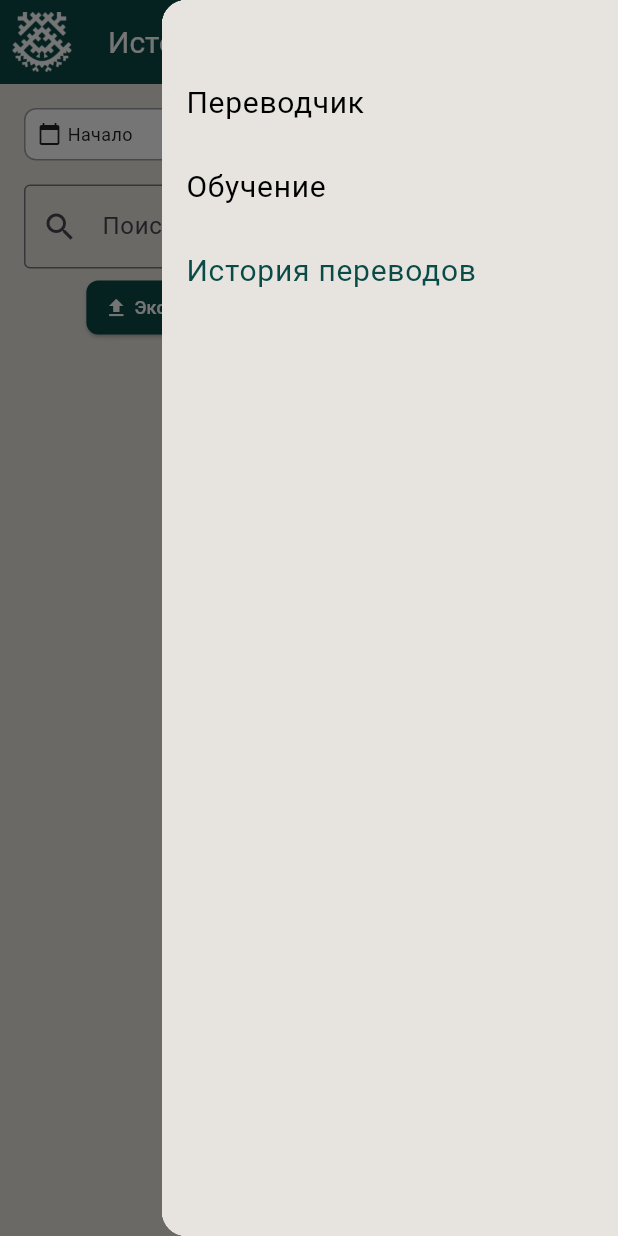
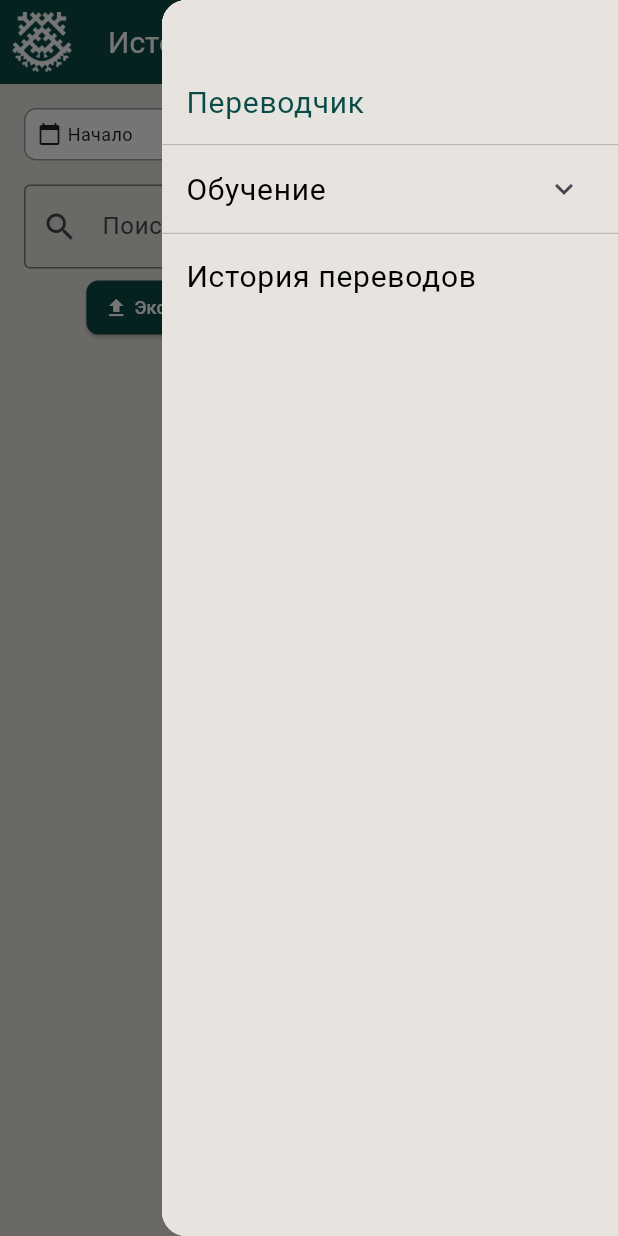
Before and after one commit to CatherineLine/MansiLearning, a Flutter app: the TranslationHistoryPage screen opened directly, with the side drawer open, on a phone screen of 412 x 824 dp. Run offline on Flutter 3.47's test engine with Material 3 defaults, Android fonts, the phone set to English and light mode, and no system bars; our stand-ins replace file_picker, flutter_tts, just_audio, sembast, share_plus, shared_preferences and 1 more; missing offline and left inert: audio_session; accounts and stored records are empty.

```diff
--- a/lib/models/translation_entities.dart
+++ b/lib/models/translation_entities.dart
@@ -20,14 +20,13 @@ class Translation {
   Map<String, dynamic> toMap() => {
     'id': id,
     'session_id': sessionId ?? 1,
-    'original_text': originalText,
-    'translated_text': translatedText,
-    'source_language': sourceLanguage,
-    'target_language': targetLanguage,
+    'source_text': originalText,
+    'target_text': translatedText,
+    'source_lang': sourceLanguage,
+    'target_lang': targetLanguage,
+    'is_favorite': isFavorite ? 1 : 0,
     'created_at': createdAt.toIso8601String(),
-    'is_favorite': isFavorite ? 1 : 0,
   };
-
   factory Translation.fromMap(Map<String, dynamic> map) => Translation(
     id: map['id'],
     sessionId: map['session_id'],
@@ -35,6 +34,7 @@ class Translation {
     translatedText: map['target_text'] ?? '',
     sourceLanguage: map['source_lang'] ?? 'ru',
     targetLanguage: map['target_lang'] ?? 'mansi',
+    createdAt: map['created_at'] != null ? DateTime.parse(map['created_at']) : DateTime.now(),
     isFavorite: map['is_favorite'] == 1,
   );
 }
--- a/lib/pages/module_levels_page.dart
+++ b/lib/pages/module_levels_page.dart
@@ -5,7 +5,6 @@ import 'theory_page.dart';
 import 'task_page.dart';
 import 'translate_page.dart';
 import 'main_menu_page.dart';
-import 'translation_history_page.dart';
 
 class ModuleLevelsPage extends StatefulWidget {
   final int moduleId;
--- a/lib/pages/riddle_page.dart
+++ b/lib/pages/riddle_page.dart
@@ -3,7 +3,6 @@ import 'package:flutter/material.dart';
 import '../services/app_database.dart';
 import 'translate_page.dart';
 import 'main_menu_page.dart';
-import 'translation_history_page.dart';
 
 class RiddlePage extends StatefulWidget {
   final int riddleIndex;
--- a/lib/pages/task_page.dart
+++ b/lib/pages/task_page.dart
@@ -6,7 +6,6 @@ import 'module_levels_page.dart';
 import 'riddle_page.dart';
 import 'translate_page.dart';
 import 'main_menu_page.dart';
-import 'translation_history_page.dart';
 import '../models/learning_entities.dart';
 
 class TaskPage extends StatefulWidget {
--- a/lib/pages/theory_page.dart
+++ b/lib/pages/theory_page.dart
@@ -4,7 +4,6 @@ import '../services/app_database.dart';
 import 'task_page.dart';
 import 'translate_page.dart';
 import 'main_menu_page.dart';
-import 'translation_history_page.dart';
 
 class TheoryPage extends StatefulWidget {
   final int moduleId;
--- a/lib/pages/translation_history_page.dart
+++ b/lib/pages/translation_history_page.dart
@@ -5,9 +5,8 @@ import 'package:flutter/foundation.dart';
 import 'package:intl/intl.dart';
 import 'package:file_picker/file_picker.dart';
 import '../services/app_database.dart';
+import '../widgets/app_drawer.dart';
 import '../widgets/custom_buttons.dart';
-import 'translate_page.dart';
-import 'main_menu_page.dart';
 
 class TranslationHistoryPage extends StatefulWidget {
   const TranslationHistoryPage({super.key});
@@ -179,21 +178,7 @@ class _TranslationHistoryPageState extends State<TranslationHistoryPage> {
           ),
         ],
       ),
-        endDrawer: Drawer(
-        child: Container(padding: const EdgeInsets.only(top: 40), decoration: const BoxDecoration(color: Color(0xFFE7E4DF)), child: ListView(padding: EdgeInsets.zero, children: [
-          ListTile(
-            title: const Text('Переводчик', style: TextStyle(fontSize: 20, color: Colors.black)), // ✅ Черный
-            onTap: () => Navigator.push(context, MaterialPageRoute(builder: (context) => const TranslatePage())),
-          ),
-          ListTile(
-            title: const Text('Обучение', style: TextStyle(fontSize: 20, color: Colors.black)), // ✅ Черный (был Color(0xFF0A4B47))
-            onTap: () => Navigator.push(context, MaterialPageRoute(builder: (context) => MainMenuPage())),
-          ),
-          ListTile(
-            title: const Text('История переводов', style: TextStyle(fontSize: 20, color: Color(0xFF0A4B47))), // ✅ Зеленый
-            onTap: () {},
-          ),])),
-      ),
+        endDrawer: const AppDrawer(activeSection: AppDrawerSection.translator),
     );
   }
 }
--- /dev/null
+++ b/lib/widgets/app_drawer.dart
@@ -0,0 +1,94 @@
+// lib/widgets/app_drawer.dart
+import 'package:flutter/material.dart';
+import '../models/learning_entities.dart';
+import '../pages/module_levels_page.dart';
+import '../pages/translate_page.dart';
+import '../pages/translation_history_page.dart';
+import '../services/app_database.dart';
+
+enum AppDrawerSection { translator, learning, history }
+
+class AppDrawer extends StatelessWidget {
+  final AppDrawerSection activeSection;
+  final VoidCallback? onLearningExpanded;
+
+  const AppDrawer({
+    super.key,
+    required this.activeSection,
+    this.onLearningExpanded,
+  });
+
+  Color _getColorForSection(AppDrawerSection section) {
+    return section == activeSection ? const Color(0xFF0A4B47) : Colors.black;
+  }
+
+  @override
+  Widget build(BuildContext context) {
+    return Drawer(
+      child: Container(
+        padding: const EdgeInsets.only(top: 40),
+        decoration: const BoxDecoration(color: Color(0xFFE7E4DF)),
+        child: ListView(
+          padding: EdgeInsets.zero,
+          children: [
+            // Переводчик
+            ListTile(
+              title: Text('Переводчик', style: TextStyle(fontSize: 20, color: _getColorForSection(AppDrawerSection.translator))),
+              onTap: () {
+                Navigator.pop(context);
+                Navigator.push(context, MaterialPageRoute(builder: (context) => const TranslatePage()));
+              },
+            ),
+            const Divider(height: 1, thickness: 0.5, color: Colors.grey),
+
+            // Обучение (с раскрытием модулей)
+            ExpansionTile(
+              title: Text('Обучение', style: TextStyle(fontSize: 20, color: _getColorForSection(AppDrawerSection.learning))),
+              iconColor: _getColorForSection(AppDrawerSection.learning),
+              textColor: _getColorForSection(AppDrawerSection.learning),
+              onExpansionChanged: (expanded) {
+                if (expanded && onLearningExpanded != null) onLearningExpanded!();
+              },
+              children: [
+                FutureBuilder<List<Module>>(
+                  future: AppDatabase.instance.getModules(),
+                  builder: (context, snapshot) {
+                    if (snapshot.connectionState == ConnectionState.waiting) {
+                      return const ListTile(title: Center(child: CircularProgressIndicator()));
+                    }
+                    if (snapshot.hasError) {
+                      return ListTile(title: Text('Ошибка: ${snapshot.error}', style: const TextStyle(color: Colors.red)));
+                    }
+                    final modules = snapshot.data ?? [];
+                    return Column(
+                      children: modules.map((module) => ListTile(
+                        title: Text(module.title, style: const TextStyle(fontSize: 16)),
+                        leading: const Icon(Icons.book, size: 18),
+                        onTap: () {
+                          Navigator.pop(context); // Закрыть drawer
+                          Navigator.push(context, MaterialPageRoute(
+                            builder: (context) => ModuleLevelsPage(moduleId: module.id, moduleTitle: module.title),
+                          ));
+                        },
+                      )).toList(),
+                    );
+                  },
+                ),
+              ],
+            ),
+            const Divider(height: 1, thickness: 0.5, color: Colors.grey),
+
+            // История переводов
+            ListTile(
+              title: Text('История переводов', style: TextStyle(fontSize: 20, color: _getColorForSection(AppDrawerSection.history))),
+              onTap: () {
+                Navigator.pop(context);
+                Navigator.push(context, MaterialPageRoute(builder: (context) => const TranslationHistoryPage()));
+              },
+            ),
+          ],
+        ),
+      ),
+    );
+  }
+}
```
Also changed, not shown: lib/pages/main_menu_page.dart (+2 -33 lines), lib/pages/translate_page.dart (+6 -35 lines), lib/services/app_database.dart (+119 -24 lines), lib/services/database_backup_service.dart (+43 -16 lines).
